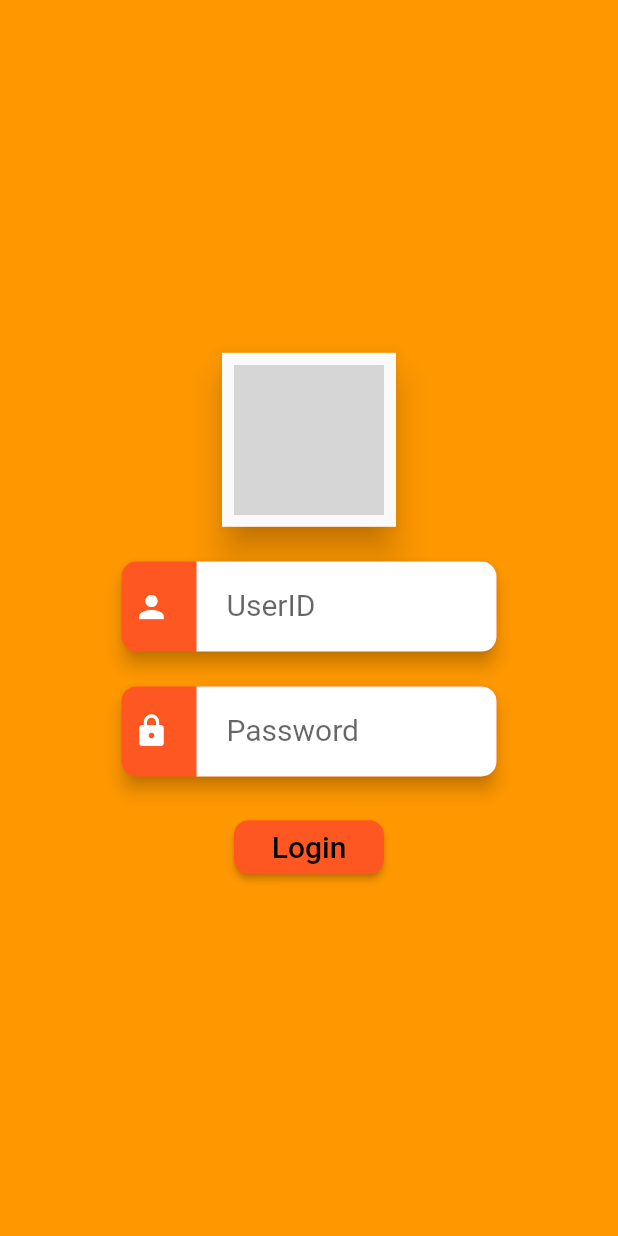
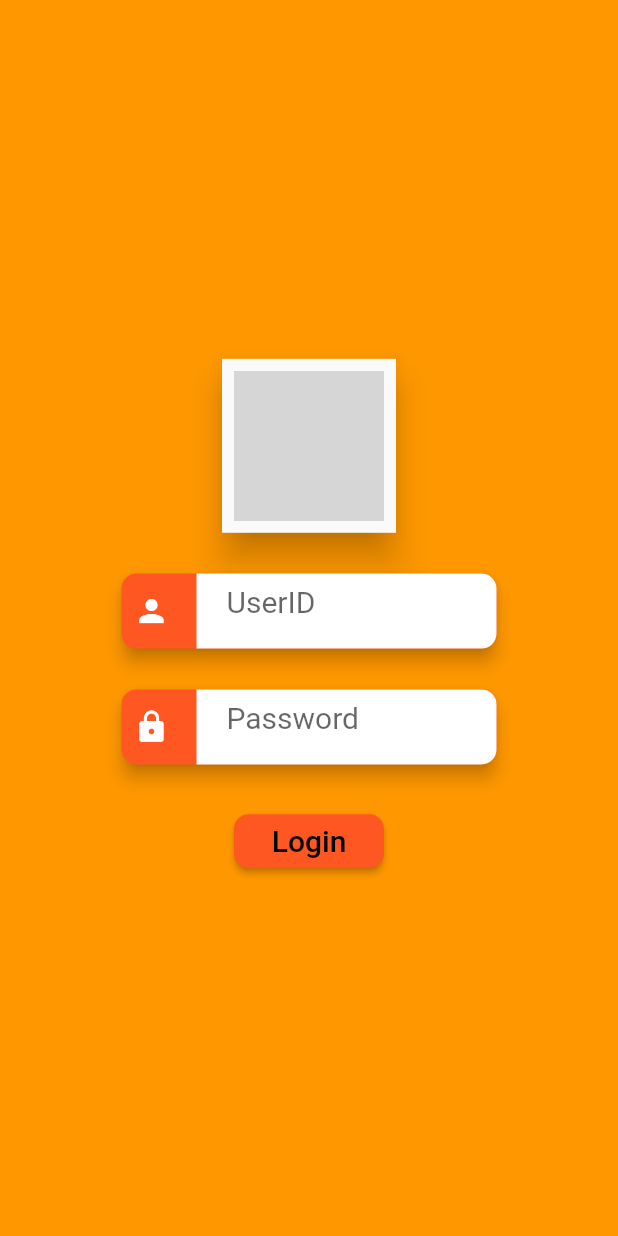
Before and after one commit to DivaneeSiva/EasyFixMechanic, a Flutter app: the screen it shows after launch, on a phone screen of 412 x 824 dp. Run offline on Flutter 3.47's test engine with Material 2 defaults, Android fonts, the phone set to English and light mode, and no system bars; our stand-ins replace google_maps_flutter, location; grey boxes are pictures that could not be loaded.

```diff
--- a/lib/Login.dart
+++ b/lib/Login.dart
@@ -32,7 +32,7 @@ class Login extends StatelessWidget {
                   Icon(Icons.lock, color: Colors.white), 'Password'),
                 Container(
                   width: 100.0,
-                  child: RaisedButton(onPressed:(){
+                  child: RaisedButton(onPressed:() {
                     Navigator.push(context,
                     MaterialPageRoute(builder: (context) => Home()),
                     );
@@ -52,7 +52,6 @@ class Login extends StatelessWidget {
 
       )
       );
-      //home: MyHomePage(title: 'Flutter Demo Home Page'),
 
   }
 }
--- a/lib/UI/CustomInputField.dart
+++ b/lib/UI/CustomInputField.dart
@@ -32,7 +32,7 @@ class CustomInputField extends StatelessWidget{
                              ),
 
                           width:200.0,
-                          height: 60.0,
+                          height: 50.0,
                           child: Padding(
                             padding: const EdgeInsets.all(8.0),
                             child: TextField(
--- a/lib/main.dart
+++ b/lib/main.dart
@@ -1,5 +1,6 @@
 import 'package:flutter/material.dart';
 import 'Login.dart';
+//import 'Home.dart';
 
 
 void main(){
@@ -13,7 +14,7 @@ class MyApp extends StatelessWidget {
   @override
   Widget build(BuildContext context) {
     return MaterialApp(
-     title: 'Login app',
+     title: 'EasyFix',
      home: Login(),
     );
   }
--- a/pubspec.yaml
+++ b/pubspec.yaml
@@ -28,7 +28,7 @@ dev_dependencies:
   flutter_test:
     sdk: flutter
   google_maps_flutter: ^0.5.21+7
-
+  location: '2.3.5'
 
 # For information on the generic Dart part of this file, see the
 # following page: https://dart.dev/tools/pub/pubspec
```
Also changed, not shown: lib/Home.dart (+38 -20 lines), pubspec.lock, 4 other files.
